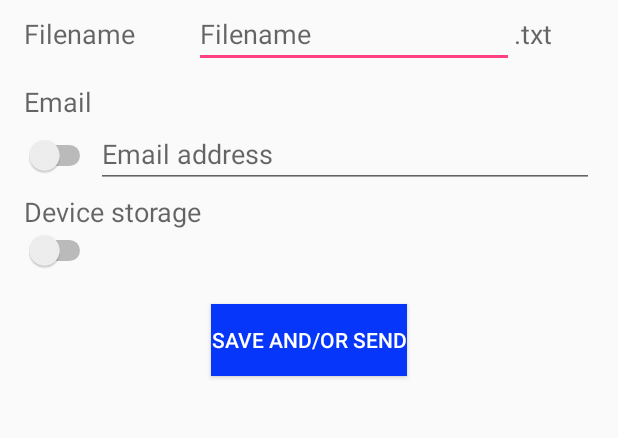
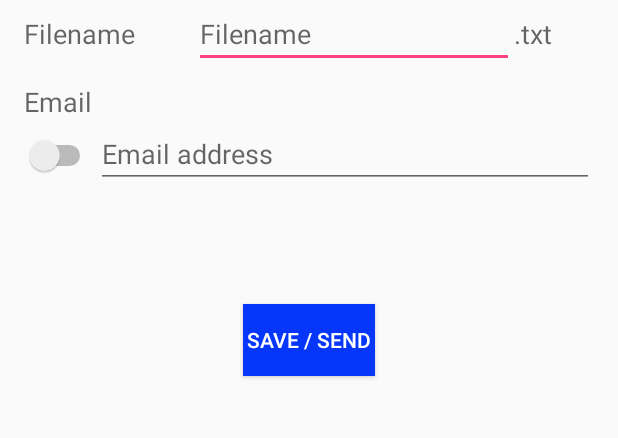
Before and after one commit to KimMoritz/SciProSpr, an Android app: the Datafeed screen opened directly, with no data from a screen before it, after a tap on "SEND", on a phone screen of 412 x 824 dp, the part 68-506 px from its top. Run offline under Robolectric (Android 15) with nearby library versions, the phone set to English and light mode, and no system bars; 8 statements that could not run were skipped; 3 other taps on this screen came first.

Commit message:
Fixed tag function column switching

```diff
--- a/app/src/main/java/com/example/kitz0001/sciprospr/Datafeed.java
+++ b/app/src/main/java/com/example/kitz0001/sciprospr/Datafeed.java
@@ -112,7 +112,13 @@ public class Datafeed extends Activity implements View.OnClickListener, Location
     }
 
     @Override
-    public void onClick(View arg0) { //TODO: Make a separate class for handling datafeed? Would clean up the activity class.
+    public void onClick(View arg0) {
+        respondToButton(arg0);
+        chooseInput();
+        updateCurrentColumnDisplay(j);
+    }
+
+    private void respondToButton(View arg0){
         Editable str = disp.getText();
         switch (arg0.getId()) {
             case R.id.zero: disp.setText(str.append(zero.getText())); break;
@@ -141,7 +147,9 @@ public class Datafeed extends Activity implements View.OnClickListener, Location
                 startActivity(sendIntent);
                 break;
         }
-        // Choose function depending on data type  TODO: break out to separate function
+    }
+
+    private void chooseInput(){
         DataColumn currentDC = dataColumns2.get(j);
         dataTypeEnum dataType = currentDC.getType();
         switch (dataType){
@@ -167,16 +175,15 @@ public class Datafeed extends Activity implements View.OnClickListener, Location
                 inputTag();
                 break;
         }
-        updateCurrentColumnDisplay(j);
     }
 
     private void inputTag() {
-            final DataColumn dc = dataColumns2.get(j);
-            final String [] tagArray = dc.getTagSet();
-            AlertDialog.Builder builder = new AlertDialog.Builder(Datafeed.this);
+            final String [] tagArray = dataColumns2.get(j).getTagSet(); //TODO: Doesn't obtain any strings -> tag set empty here.
+            final AlertDialog.Builder builder = new AlertDialog.Builder(Datafeed.this);
             builder.setTitle(R.string.Set_tag_name)
                     .setItems(tagArray, new DialogInterface.OnClickListener() {
                         public void onClick(DialogInterface dialog, int which) {
+                            DataColumn dc = dataColumns2.get(j);
                             String inputVar2 = tagArray[which];
                             dc.addValue(inputVar2);
                             dataColumns2.set(j, dc);
@@ -184,6 +191,11 @@ public class Datafeed extends Activity implements View.OnClickListener, Location
                     });
             builder.show();
             j++;
+            disp.setText("");
+            if (j == dataColumns2.size()-1) {
+                j = 0;
+                rowInt++;
+            }
     }
 
     public void inputText(){
@@ -302,7 +314,7 @@ public class Datafeed extends Activity implements View.OnClickListener, Location
         return latLng.toString();
     }
 
-    private void updateCurrentColumnDisplay(int index){     //Inspect whether it is a variable that requires input. If so write it to the current tpe-field.
+    private void updateCurrentColumnDisplay(int index){     //Inspect whether it is a variable that requires input. If so write it to the current type-field.
         if(index >= dataColumns2.size()){
             index=0;
         }
--- a/app/src/main/res/layout/content_save_file.xml
+++ b/app/src/main/res/layout/content_save_file.xml
@@ -107,30 +107,12 @@
                 android:layout_width="match_parent"
                 android:layout_height="74dp">
 
-                <LinearLayout
-                    android:orientation="vertical"
-                    android:layout_width="match_parent"
-                    android:layout_height="match_parent">
-
-                    <TextView
-                        android:layout_width="wrap_content"
-                        android:layout_height="wrap_content"
-                        android:textAppearance="?android:attr/textAppearanceMedium"
-                        android:text="Device storage"
-                        android:id="@+id/textView9" />
-
-                    <Switch
-                        android:layout_width="wrap_content"
-                        android:layout_height="wrap_content"
-                        android:id="@+id/devStorageSwitch"
-                        android:checked="false" />
-                </LinearLayout>
             </LinearLayout>
 
             <Button
                 android:layout_width="wrap_content"
                 android:layout_height="wrap_content"
-                android:text="Save and/or send"
+                android:text="Save / send"
                 android:id="@+id/saveButton"
                 android:layout_gravity="center_horizontal"
                 android:background="#0536fa"
```
Also changed, not shown: app/src/main/java/com/example/kitz0001/sciprospr/DataColumn.java (+11 -24 lines), app/src/main/java/com/example/kitz0001/sciprospr/SaveFileActivity.java (+41 -56 lines), app/src/main/java/com/example/kitz0001/sciprospr/SettingActivity.java (+4 -6 lines).
